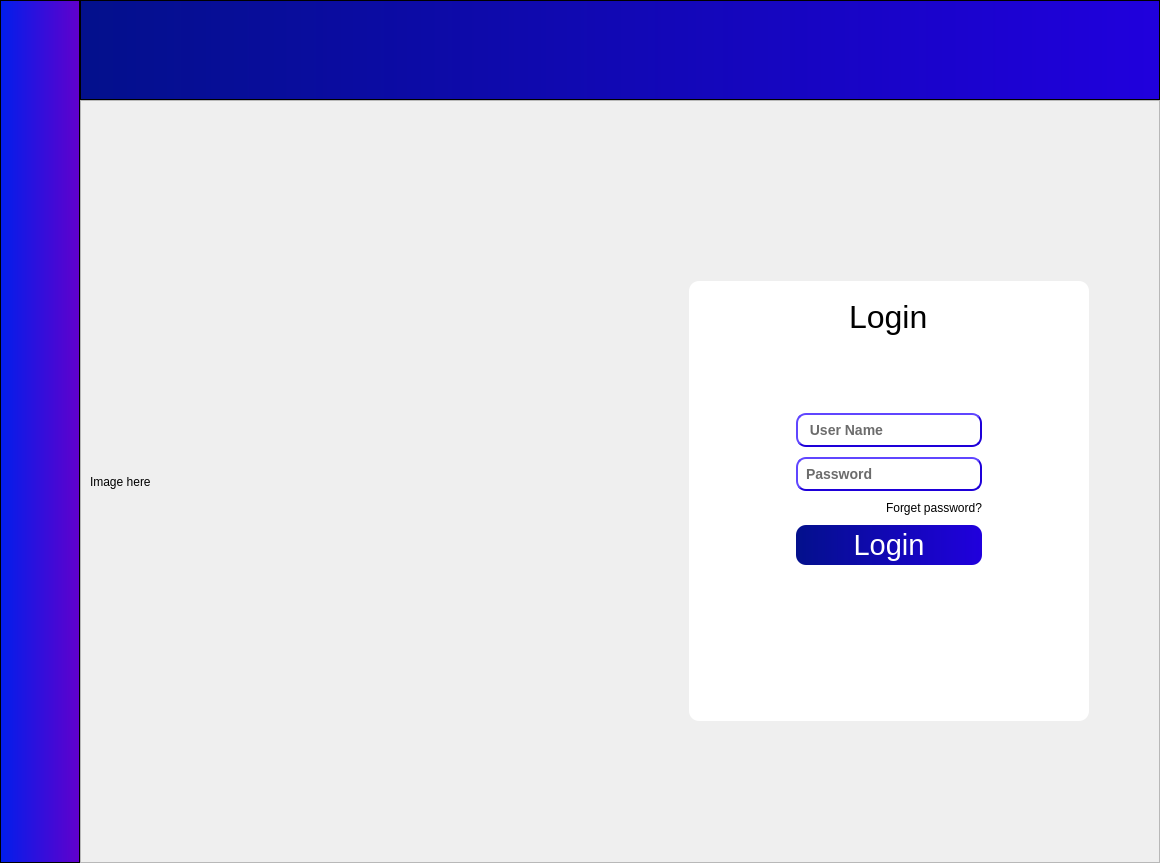
First picture: the form in 1st copy.ui, repository ahmedsiddiquii/FYP, before the edit.
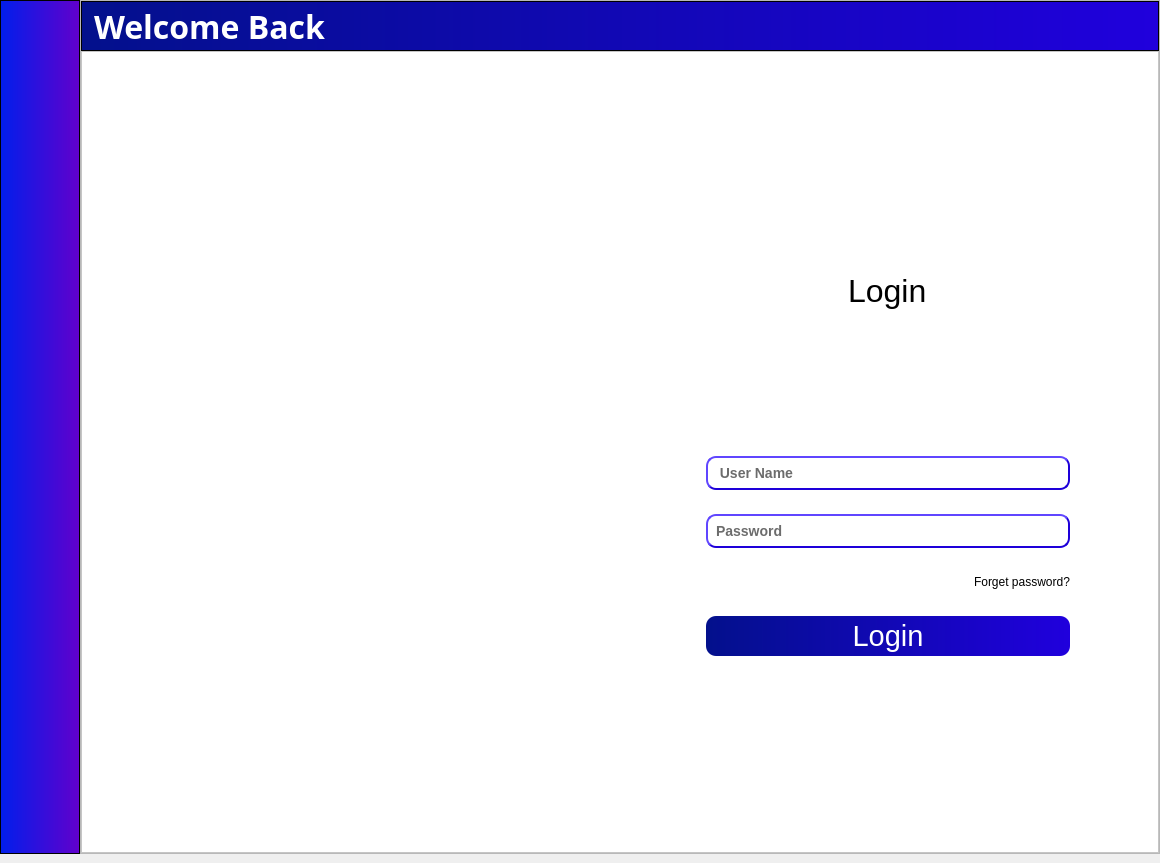
Second picture: the form after the edit. The open tabs and pages were chosen to show the change. Icons and pictures are not drawn.

Patch:
```diff
--- a/1st copy.ui
+++ b/1st copy.ui
@@ -27,9 +27,6 @@
     <property name="rightMargin">
      <number>0</number>
     </property>
-    <property name="bottomMargin">
-     <number>0</number>
-    </property>
     <item>
      <widget class="QFrame" name="frame_6">
       <property name="sizePolicy">
@@ -38,6 +35,12 @@
         <verstretch>0</verstretch>
        </sizepolicy>
       </property>
+      <property name="minimumSize">
+       <size>
+        <width>80</width>
+        <height>0</height>
+       </size>
+      </property>
       <property name="maximumSize">
        <size>
         <width>80</width>
@@ -56,6 +59,112 @@
      </widget>
     </item>
     <item>
+     <widget class="QFrame" name="frame">
+      <property name="frameShape">
+       <enum>QFrame::StyledPanel</enum>
+      </property>
+      <property name="frameShadow">
+       <enum>QFrame::Raised</enum>
+      </property>
+      <property name="lineWidth">
+       <number>0</number>
+      </property>
+      <layout class="QVBoxLayout" name="verticalLayout_24">
+       <property name="spacing">
+        <number>0</number>
+       </property>
+       <property name="leftMargin">
+        <number>0</number>
+       </property>
+       <property name="topMargin">
+        <number>0</number>
+       </property>
+       <property name="rightMargin">
+        <number>0</number>
+       </property>
+       <property name="bottomMargin">
+        <number>0</number>
+       </property>
+       <item>
+        <widget class="QFrame" name="frame_56">
+         <property name="minimumSize">
+          <size>
+           <width>0</width>
+           <height>50</height>
+          </size>
+         </property>
+         <property name="maximumSize">
+          <size>
+           <width>16777215</width>
+           <height>100</height>
+          </size>
+         </property>
+         <property name="font">
+          <font>
+           <family>.Aqua Kana</family>
+          </font>
+         </property>
+         <property name="styleSheet">
+          <string notr="true">background-color: qlineargradient(spread:pad, x1:0, y1:0, x2:1, y2:0, stop:0 rgba(3, 16, 140, 255), stop:1 rgba(32, 0, 221, 255));</string>
+         </property>
+         <property name="frameShape">
+          <enum>QFrame::StyledPanel</enum>
+         </property>
+         <property name="frameShadow">
+          <enum>QFrame::Raised</enum>
+         </property>
+         <layout class="QHBoxLayout" name="horizontalLayout_35">
+          <property name="spacing">
+           <number>0</number>
+          </property>
+          <property name="leftMargin">
+           <number>12</number>
+          </property>
+          <property name="topMargin">
+           <number>0</number>
+          </property>
+          <property name="rightMargin">
+           <number>0</number>
+          </property>
+          <property name="bottomMargin">
+           <number>0</number>
+          </property>
+          <item>
+           <widget class="QLabel" name="label_22">
+            <property name="font">
+             <font>
+              <family>.Lucida Grande UI</family>
+              <pointsize>24</pointsize>
+              <weight>75</weight>
+              <bold>true</bold>
+             </font>
+            </property>
+            <property name="styleSheet">
+             <string notr="true">color: rgb(255, 255, 255);
+background:transparent;</string>
+            </property>
+            <property name="text">
+             <string>Welcome Back</string>
+            </property>
+           </widget>
+          </item>
+          <item>
+           <widget class="QFrame" name="frame_57">
+            <property name="styleSheet">
+             <string notr="true">background:transparent;</string>
+            </property>
+            <property name="frameShape">
+             <enum>QFrame::StyledPanel</enum>
+            </property>
+            <property name="frameShadow">
+             <enum>QFrame::Raised</enum>
+            </property>
+           </widget>
+          </item>
+         </layout>
+        </widget>
+       </item>
+       <item>
      <widget class="QStackedWidget" name="stackedWidget">
       <property name="sizePolicy">
        <sizepolicy hsizetype="MinimumExpanding" vsizetype="MinimumExpanding">
@@ -70,7 +179,7 @@
        </size>
       </property>
       <property name="currentIndex">
-       <number>5</number>
+          <number>0</number>
       </property>
       <widget class="QWidget" name="page">
        <layout class="QVBoxLayout" name="verticalLayout_5">
@@ -89,27 +198,11 @@
         <property name="bottomMargin">
          <number>0</number>
         </property>
-        <item>
-         <widget class="QFrame" name="frame">
-          <property name="maximumSize">
-           <size>
-            <width>16777215</width>
-            <height>100</height>
-           </size>
-          </property>
-          <property name="styleSheet">
-           <string notr="true">background-color: qlineargradient(spread:pad, x1:0, y1:0, x2:1, y2:0, stop:0 rgba(3, 16, 140, 255), stop:1 rgba(32, 0, 221, 255));</string>
-          </property>
-          <property name="frameShape">
-           <enum>QFrame::StyledPanel</enum>
-          </property>
-          <property name="frameShadow">
-           <enum>QFrame::Raised</enum>
-          </property>
-         </widget>
-        </item>
         <item>
          <widget class="QFrame" name="frame_2">
+             <property name="styleSheet">
+              <string notr="true">background-color: rgb(255, 255, 255);</string>
+             </property>
           <property name="frameShape">
            <enum>QFrame::StyledPanel</enum>
           </property>
@@ -126,7 +219,7 @@
            <item>
             <widget class="QLabel" name="label">
              <property name="text">
-              <string>Image here</string>
+                 <string/>
              </property>
             </widget>
            </item>
@@ -161,9 +254,6 @@
               <enum>QFrame::Raised</enum>
              </property>
              <layout class="QVBoxLayout" name="verticalLayout_2">
-              <property name="spacing">
-               <number>60</number>
-              </property>
               <item>
                <widget class="QFrame" name="frame_4">
                 <property name="maximumSize">
@@ -194,8 +284,36 @@
                 </layout>
                </widget>
               </item>
-              <item alignment="Qt::AlignHCenter|Qt::AlignBottom">
+                 <item alignment="Qt::AlignHCenter">
+                  <widget class="QLabel" name="label_7">
+                   <property name="minimumSize">
+                    <size>
+                     <width>150</width>
+                     <height>100</height>
+                    </size>
+                   </property>
+                   <property name="maximumSize">
+                    <size>
+                     <width>16777215</width>
+                     <height>100</height>
+                    </size>
+                   </property>
+                   <property name="styleSheet">
+                    <string notr="true">image: url(:/all_icons/icons/3237472.png);</string>
+                   </property>
+                   <property name="text">
+                    <string/>
+                   </property>
+                  </widget>
+                 </item>
+                 <item>
                <widget class="QFrame" name="frame_5">
+                   <property name="minimumSize">
+                    <size>
+                     <width>0</width>
+                     <height>0</height>
+                    </size>
+                   </property>
                 <property name="frameShape">
                  <enum>QFrame::StyledPanel</enum>
                 </property>
@@ -207,19 +325,19 @@
                   <number>10</number>
                  </property>
                  <property name="bottomMargin">
-                  <number>150</number>
+                     <number>12</number>
                  </property>
                  <item>
                   <widget class="QLineEdit" name="lineEdit">
                    <property name="minimumSize">
                     <size>
                      <width>186</width>
-                     <height>0</height>
+                        <height>30</height>
                     </size>
                    </property>
                    <property name="maximumSize">
                     <size>
-                     <width>240</width>
+                        <width>16777215</width>
                      <height>16777215</height>
                     </size>
                    </property>
@@ -244,12 +362,12 @@
                    <property name="minimumSize">
                     <size>
                      <width>186</width>
-                     <height>0</height>
+                        <height>30</height>
                     </size>
                    </property>
                    <property name="maximumSize">
                     <size>
-                     <width>240</width>
+                        <width>16777215</width>
                      <height>16777215</height>
                     </size>
                    </property>
@@ -397,8 +515,8 @@
                <rect>
                 <x>0</x>
                 <y>0</y>
-                <width>987</width>
-                <height>541</height>
+                   <width>1030</width>
+                   <height>549</height>
                </rect>
               </property>
               <layout class="QGridLayout" name="gridLayout">
@@ -477,8 +595,8 @@
                       <rect>
                        <x>0</x>
                        <y>0</y>
-                       <width>450</width>
-                       <height>431</height>
+                          <width>471</width>
+                          <height>439</height>
                       </rect>
                      </property>
                      <layout class="QVBoxLayout" name="verticalLayout_8">
@@ -622,8 +740,8 @@
                       <rect>
                        <x>0</x>
                        <y>0</y>
-                       <width>449</width>
-                       <height>431</height>
+                          <width>471</width>
+                          <height>439</height>
                       </rect>
                      </property>
                      <layout class="QVBoxLayout" name="verticalLayout_10">
@@ -892,7 +1010,7 @@
                 <x>0</x>
                 <y>0</y>
                 <width>250</width>
-                <height>320</height>
+                   <height>404</height>
                </rect>
               </property>
               <layout class="QVBoxLayout" name="verticalLayout_17">
@@ -1098,7 +1216,7 @@
                 <x>0</x>
                 <y>0</y>
                 <width>250</width>
-                <height>320</height>
+                   <height>404</height>
                </rect>
               </property>
               <layout class="QVBoxLayout" name="verticalLayout_18">
@@ -1298,7 +1416,7 @@
                 <x>0</x>
                 <y>0</y>
                 <width>250</width>
-                <height>320</height>
+                   <height>404</height>
                </rect>
               </property>
               <layout class="QVBoxLayout" name="verticalLayout_19">
@@ -2222,7 +2340,12 @@
     </item>
    </layout>
   </widget>
- </widget>
- <resources/>
+    </item>
+   </layout>
+  </widget>
+ </widget>
+ <resources>
+  <include location="icons.qrc"/>
+ </resources>
  <connections/>
 </ui>
```
Lines whose indentation alone changed are shown as unchanged.
